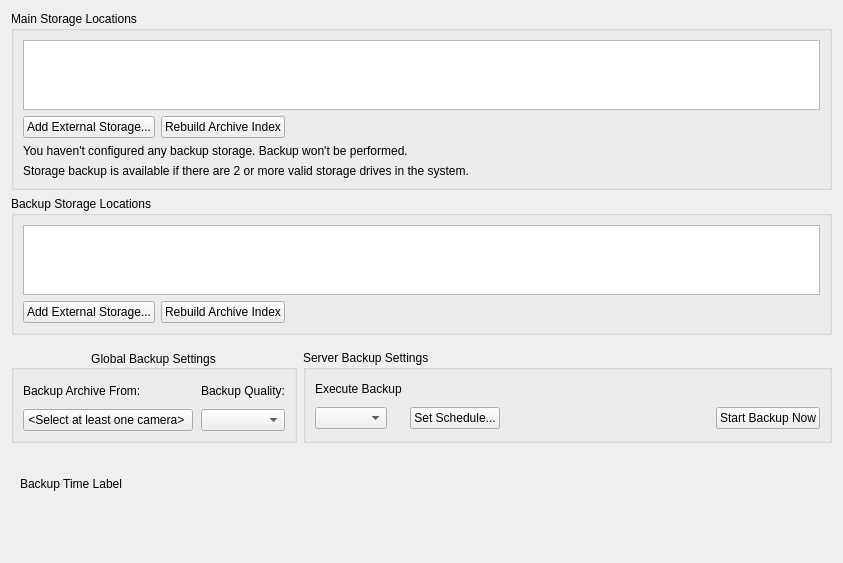
networkoptix/nx_open, file client/libclient/src/ui/widgets/properties/storage_config_widget.ui: the form before one commit.
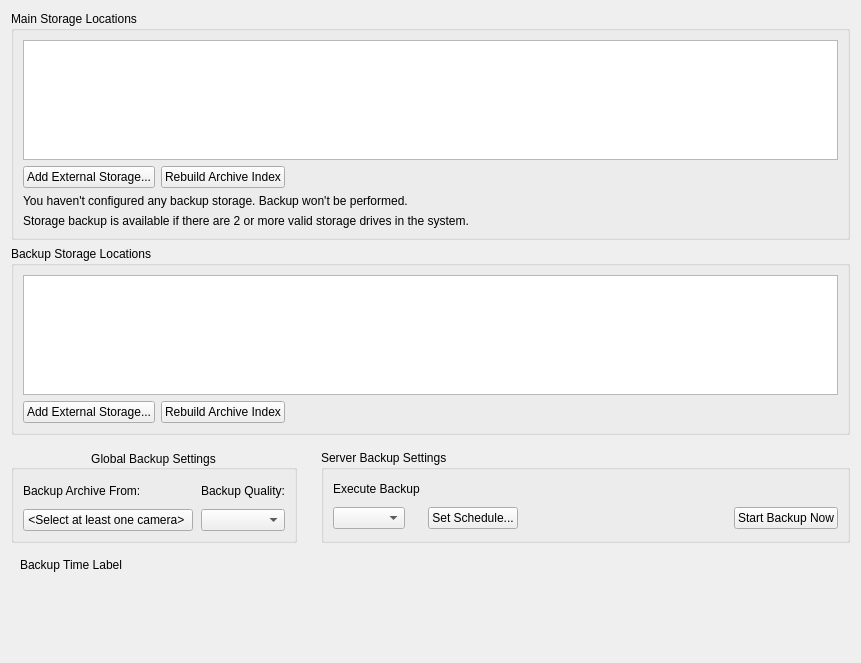
The form after the commit. Custom widgets are drawn as their Qt base class.

Patch:
```diff
--- a/client/libclient/src/ui/widgets/properties/storage_config_widget.ui
+++ b/client/libclient/src/ui/widgets/properties/storage_config_widget.ui
@@ -6,8 +6,8 @@
    <rect>
     <x>0</x>
     <y>0</y>
-    <width>794</width>
-    <height>549</height>
+    <width>812</width>
+    <height>647</height>
    </rect>
   </property>
   <layout class="QVBoxLayout" name="verticalLayout_2" stretch="9,9,0,0">
@@ -16,9 +16,18 @@
      <property name="title">
       <string>Main Storage Locations</string>
      </property>
+     <property name="flat">
+      <bool>true</bool>
+     </property>
      <layout class="QVBoxLayout" name="verticalLayout" stretch="1,0,0,0">
       <item>
        <widget class="QnTableView" name="mainStoragesTable">
+        <property name="minimumSize">
+         <size>
+          <width>0</width>
+          <height>120</height>
+         </size>
+        </property>
         <property name="autoFillBackground">
          <bool>false</bool>
         </property>
@@ -28,6 +37,9 @@
         <property name="selectionBehavior">
          <enum>QAbstractItemView::SelectRows</enum>
         </property>
+        <property name="showGrid">
+         <bool>false</bool>
+        </property>
         <attribute name="horizontalHeaderVisible">
          <bool>false</bool>
         </attribute>
@@ -101,9 +113,18 @@
      <property name="title">
       <string>Backup Storage Locations</string>
      </property>
+     <property name="flat">
+      <bool>true</bool>
+     </property>
      <layout class="QVBoxLayout" name="verticalLayout_4" stretch="1,0">
       <item>
        <widget class="QnTableView" name="backupStoragesTable">
+        <property name="minimumSize">
+         <size>
+          <width>0</width>
+          <height>120</height>
+         </size>
+        </property>
         <property name="autoFillBackground">
          <bool>false</bool>
         </property>
@@ -203,6 +224,9 @@
       </item>
       <item>
        <layout class="QHBoxLayout" name="settingsLayout" stretch="0,0">
+        <property name="spacing">
+         <number>24</number>
+        </property>
         <item>
          <widget class="QGroupBox" name="globalSettingsGroupBox">
           <property name="sizePolicy">
@@ -217,6 +241,9 @@
           <property name="alignment">
            <set>Qt::AlignCenter</set>
           </property>
+          <property name="flat">
+           <bool>true</bool>
+          </property>
           <layout class="QGridLayout" name="gridLayout_2">
            <property name="horizontalSpacing">
             <number>8</number>
@@ -280,6 +307,9 @@
           <property name="title">
            <string>Server Backup Settings</string>
           </property>
+          <property name="flat">
+           <bool>true</bool>
+          </property>
           <layout class="QGridLayout" name="gridLayout_3">
            <property name="horizontalSpacing">
             <number>8</number>
@@ -373,6 +403,9 @@
             <property name="text">
              <string>Backup Time Label</string>
             </property>
+            <property name="alignment">
+             <set>Qt::AlignLeading|Qt::AlignLeft|Qt::AlignTop</set>
+            </property>
            </widget>
           </item>
          </layout>
```
